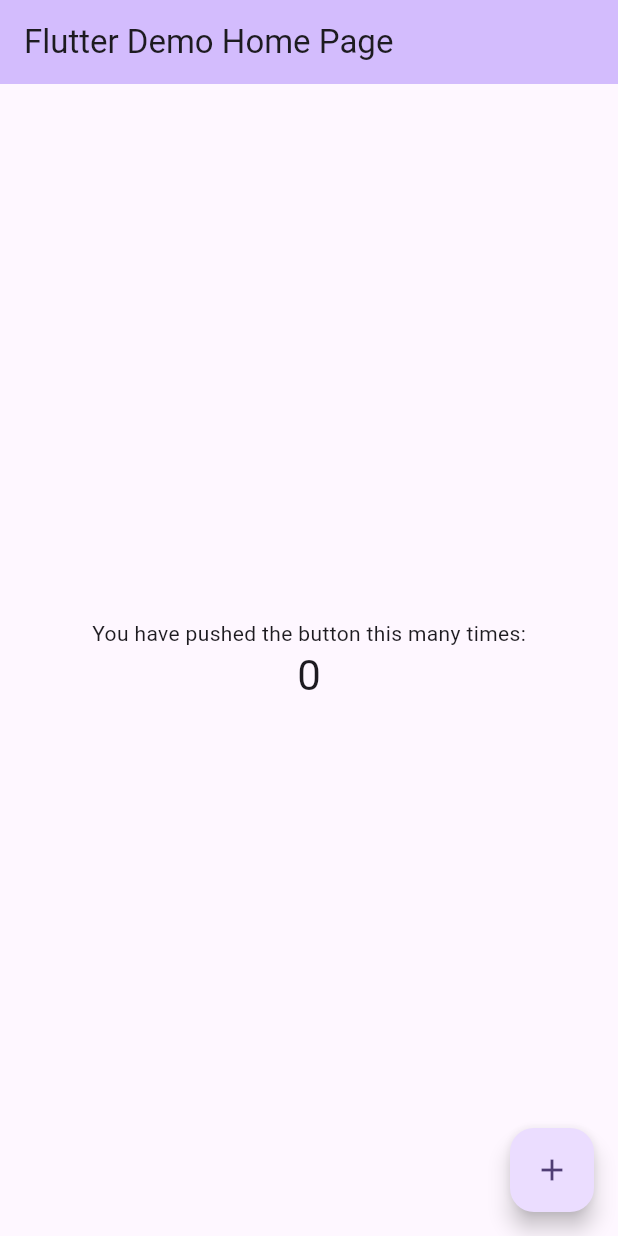
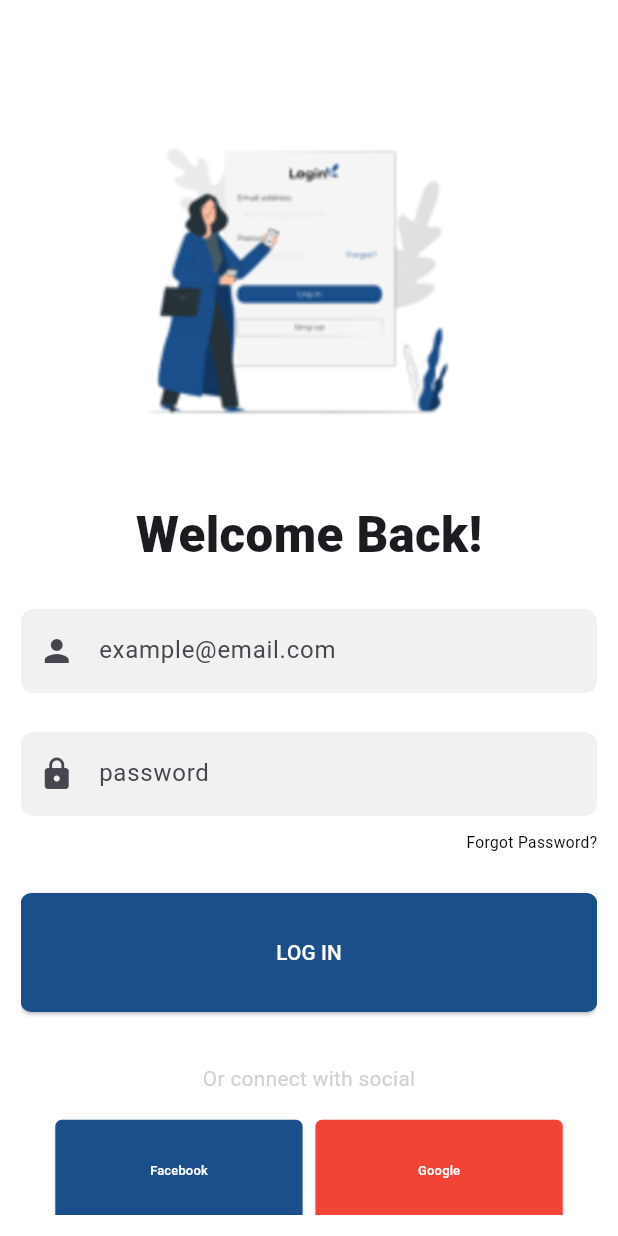
Before and after one commit to KRaviteja0302/Flutter_techies, a Flutter app: the screen it shows after launch, on a phone screen of 412 x 824 dp. Run offline on Flutter 3.47's test engine with Material 3 defaults, Android fonts, the phone set to English and light mode, and no system bars; Roboto replaces fonts that are missing (Merriweather).

Commit message:
Login Screen & Structure Format

```diff
--- /dev/null
+++ b/lib/custom_widgets_constants/custom_button_widget.dart
@@ -0,0 +1,40 @@
+import 'package:flutter/material.dart';
+
+class CustomButton extends StatelessWidget {
+  final String title;
+  final Color bgcolor;
+  final double radiussize;
+  final double width;
+  final double height;
+  final String fontfamily;
+  final double fontsize;
+  final Color textcolor;
+  final VoidCallback onClicked;
+  CustomButton(
+      {super.key,
+      required this.title,
+      required this.bgcolor,
+      required this.radiussize,
+      required this.width,
+      required this.height,
+      required this.fontfamily,
+      required this.fontsize,
+      required this.textcolor,
+      required this.onClicked});
+
+  @override
+  Widget build(BuildContext context) {
+    return ElevatedButton(
+        style: ElevatedButton.styleFrom(
+            backgroundColor: bgcolor,
+            shape: RoundedRectangleBorder(
+                borderRadius: BorderRadius.all(Radius.circular(radiussize))),
+            minimumSize: Size(width, height)),
+        onPressed: onClicked,
+        child: Text(
+          title,
+          style: TextStyle(
+              fontFamily: fontfamily, fontSize: fontsize, color: textcolor),
+        ));
+  }
+}
--- /dev/null
+++ b/lib/custom_widgets_constants/custom_password_textfeild_widget.dart
@@ -0,0 +1,45 @@
+import 'package:flutter/material.dart';
+
+import '../utility/color_constants.dart';
+import '../utility/size_constants.dart';
+
+class CustomPasswordTextFeild extends StatelessWidget {
+  final TextEditingController passwordController;
+  final Widget prefixICon;
+  final Widget suffixICon;
+  final String text;
+  final String? errorText;
+  final void Function(String)? onChanged;
+  final bool isPass;
+  final TextInputType? inputType;
+
+  const CustomPasswordTextFeild(
+      {super.key,
+      required this.passwordController,
+      required this.text,
+      required this.prefixICon,
+      required this.suffixICon,
+      this.onChanged,
+      this.errorText,
+      required this.isPass,
+      this.inputType});
+
+  @override
+  Widget build(BuildContext context) {
+    return TextField(
+      controller: passwordController,
+      onChanged: onChanged,
+      decoration: InputDecoration(
+          focusColor: ColorConstants.colorTextFeild,
+          fillColor: ColorConstants.colorTextFeildbg,
+          hoverColor: ColorConstants.colorTextFeild,
+          hintText: text,
+          labelText: text,
+          prefixIcon: prefixICon,
+          suffixIcon: suffixICon,
+          border: OutlineInputBorder(
+              borderRadius:
+                  BorderRadius.all(Radius.circular(SizeConstants.s10)))),
+    );
+  }
+}
--- /dev/null
+++ b/lib/custom_widgets_constants/custom_textfeild_widget.dart
@@ -0,0 +1,53 @@
+import 'package:flutter/material.dart';
+
+import '../utility/color_constants.dart';
+import '../utility/size_constants.dart';
+
+class CustomTextFeild extends StatelessWidget {
+  final TextEditingController eamilcontroller;
+  final Widget prefixICon;
+  final String text;
+  final String? errorText;
+  final void Function(String)? onChanged;
+  final bool isPass;
+  final TextInputType? inputType;
+
+  const CustomTextFeild({
+    super.key,
+    required this.eamilcontroller,
+    required this.text,
+    required this.prefixICon,
+    this.errorText,
+    this.onChanged,
+    required this.isPass,
+    this.inputType,
+  });
+
+  @override
+  Widget build(BuildContext context) {
+    return TextField(
+      controller: eamilcontroller,
+      obscureText: isPass,
+      onChanged: onChanged,
+      keyboardType: inputType,
+      decoration: InputDecoration(
+          focusColor: ColorConstants.colorTextFeild,
+          fillColor: ColorConstants.colorTextFeildbg,
+          filled: true,
+          hoverColor: ColorConstants.colorTextFeild,
+          hintText: text,
+          labelText: text,
+          errorText: errorText,
+          prefixIcon: prefixICon,
+          border: OutlineInputBorder(
+              borderSide: BorderSide.none,
+              borderRadius: BorderRadius.circular(SizeConstants.s10)),
+          errorBorder: OutlineInputBorder(
+              borderSide: const BorderSide(color: Colors.red, width: 2),
+              borderRadius: BorderRadius.circular(8)),
+          focusedErrorBorder: OutlineInputBorder(
+              borderSide: const BorderSide(color: Colors.red, width: 2),
+              borderRadius: BorderRadius.circular(8))),
+    );
+  }
+}
--- /dev/null
+++ b/lib/custom_widgets_constants/custom_textstyle.dart
@@ -0,0 +1,30 @@
+import 'package:flutter/material.dart';
+
+class CustomTextStyle extends StatelessWidget {
+  final String text;
+  final double fontSize;
+  // final FontWeight fontWeight;
+  final Color textColor;
+  final String fontFamily;
+  final VoidCallback onClicked;
+
+  const CustomTextStyle(
+      {super.key,
+      required this.text,
+      required this.fontSize,
+      required this.textColor,
+      required this.fontFamily,
+      required this.onClicked});
+
+  @override
+  Widget build(BuildContext context) {
+    return GestureDetector(
+      onTap: onClicked,
+      child: Text(
+        text,
+        style: TextStyle(
+            fontFamily: fontFamily, fontSize: fontSize, color: textColor),
+      ),
+    );
+  }
+}
--- /dev/null
+++ b/lib/extensions/string_ext.dart
@@ -0,0 +1,9 @@
+extension StringExt on String {
+  bool get isValidEmail =>
+      RegExp(r"^[a-zA-Z0-9.]+@[a-zA-Z0-9]+\.[a-zA-Z]+").hasMatch(this);
+
+  bool get isValidPassword =>
+      RegExp(r'[a-zA-Z0-9!@#$%^&*()]{8}').hasMatch(this);
+      // RegExp(r'^(?=.?[A-Z])(?=.?[a-z])(?=.?[0-9])(?=.?[!@#\$&*~]).{8,}$')
+      //     .hasMatch(this);
+}
--- a/lib/main.dart
+++ b/lib/main.dart
@@ -1,125 +1,26 @@
 import 'package:flutter/material.dart';
 
+import 'modules/login_screen_module/login_screen.dart';
+import 'utility/size_constants.dart';
+
 void main() {
-  runApp(const MyApp());
+  runApp(const MyScreens());
 }
 
-class MyApp extends StatelessWidget {
-  const MyApp({super.key});
+class MyScreens extends StatefulWidget {
+  const MyScreens({super.key});
 
-  // This widget is the root of your application.
+  @override
+  State<MyScreens> createState() => _MyScreensState();
+}
+
+class _MyScreensState extends State<MyScreens> {
   @override
   Widget build(BuildContext context) {
-    return MaterialApp(
-      title: 'Flutter Demo',
-      theme: ThemeData(
-        // This is the theme of your application.
-        //
-        // TRY THIS: Try running your application with "flutter run". You'll see
-        // the application has a purple toolbar. Then, without quitting the app,
-        // try changing the seedColor in the colorScheme below to Colors.green
-        // and then invoke "hot reload" (save your changes or press the "hot
-        // reload" button in a Flutter-supported IDE, or press "r" if you used
-        // the command line to start the app).
-        //
-        // Notice that the counter didn't reset back to zero; the application
-        // state is not lost during the reload. To reset the state, use hot
-        // restart instead.
-        //
-        // This works for code too, not just values: Most code changes can be
-        // tested with just a hot reload.
-        colorScheme: ColorScheme.fromSeed(seedColor: Colors.deepPurple),
-        useMaterial3: true,
-      ),
-      home: const MyHomePage(title: 'Flutter Demo Home Page'),
+    SizeConstants(context);
+    return const MaterialApp(
+      debugShowCheckedModeBanner: false,
+      home: LoginPage(),
     );
   }
 }
-
-class MyHomePage extends StatefulWidget {
-  const MyHomePage({super.key, required this.title});
-
-  // This widget is the home page of your application. It is stateful, meaning
-  // that it has a State object (defined below) that contains fields that affect
-  // how it looks.
-
-  // This class is the configuration for the state. It holds the values (in this
-  // case the title) provided by the parent (in this case the App widget) and
-  // used by the build method of the State. Fields in a Widget subclass are
-  // always marked "final".
-
-  final String title;
-
-  @override
-  State<MyHomePage> createState() => _MyHomePageState();
-}
-
-class _MyHomePageState extends State<MyHomePage> {
-  int _counter = 0;
-
-  void _incrementCounter() {
-    setState(() {
-      // This call to setState tells the Flutter framework that something has
-      // changed in this State, which causes it to rerun the build method below
-      // so that the display can reflect the updated values. If we changed
-      // _counter without calling setState(), then the build method would not be
-      // called again, and so nothing would appear to happen.
-      _counter++;
-    });
-  }
-
-  @override
-  Widget build(BuildContext context) {
-    // This method is rerun every time setState is called, for instance as done
-    // by the _incrementCounter method above.
-    //
-    // The Flutter framework has been optimized to make rerunning build methods
-    // fast, so that you can just rebuild anything that needs updating rather
-    // than having to individually change instances of widgets.
-    return Scaffold(
-      appBar: AppBar(
-        // TRY THIS: Try changing the color here to a specific color (to
-        // Colors.amber, perhaps?) and trigger a hot reload to see the AppBar
-        // change color while the other colors stay the same.
-        backgroundColor: Theme.of(context).colorScheme.inversePrimary,
-        // Here we take the value from the MyHomePage object that was created by
-        // the App.build method, and use it to set our appbar title.
-        title: Text(widget.title),
-      ),
-      body: Center(
-        // Center is a layout widget. It takes a single child and positions it
-        // in the middle of the parent.
-        child: Column(
-          // Column is also a layout widget. It takes a list of children and
-          // arranges them vertically. By default, it sizes itself to fit its
-          // children horizontally, and tries to be as tall as its parent.
-          //
-          // Column has various properties to control how it sizes itself and
-          // how it positions its children. Here we use mainAxisAlignment to
-          // center the children vertically; the main axis here is the vertical
-          // axis because Columns are vertical (the cross axis would be
-          // horizontal).
-          //
-          // TRY THIS: Invoke "debug painting" (choose the "Toggle Debug Paint"
-          // action in the IDE, or press "p" in the console), to see the
-          // wireframe for each widget.
-          mainAxisAlignment: MainAxisAlignment.center,
-          children: <Widget>[
-            const Text(
-              'You have pushed the button this many times:',
-            ),
-            Text(
-              '$_counter',
-              style: Theme.of(context).textTheme.headlineMedium,
-            ),
-          ],
-        ),
-      ),
-      floatingActionButton: FloatingActionButton(
-        onPressed: _incrementCounter,
-        tooltip: 'Increment',
-        child: const Icon(Icons.add),
-      ), // This trailing comma makes auto-formatting nicer for build methods.
-    );
-  }
-}
--- /dev/null
+++ b/lib/model/error_value.dart
@@ -0,0 +1,6 @@
+class ErrorValueModel {
+  String? value;
+  String? error;
+
+  ErrorValueModel(this.value, this.error);
+}
--- /dev/null
+++ b/lib/model/validationmodel.dart
@@ -0,0 +1,36 @@
+import 'package:flutter/material.dart';
+import 'package:mechanic_on_wheels/extensions/string_ext.dart';
+
+
+import '../modules/signup_screen_module/signup_screen.dart';
+import 'error_value.dart';
+
+class ValidationModel {
+  ErrorValueModel email = ErrorValueModel(null, null);
+  ErrorValueModel password = ErrorValueModel(null, null);
+
+  bool get isValid => email.value != null && password.value != null;
+
+  validateEmail(String value) {
+    if (value.isValidEmail) {
+      email = ErrorValueModel(value, null);
+    } else {
+      email = ErrorValueModel(null, "Please Enter a valid email");
+    }
+  }
+
+  validatePassword(String value) {
+    if (value.isValidPassword) {
+      password = ErrorValueModel(value, null);
+    } else {
+      password = ErrorValueModel(null,
+          "Password must be at least 8 characters with  least one letter, one number and one special character");
+    }
+  }
+
+  login(context) {
+    Navigator.of(context).pushAndRemoveUntil(
+        MaterialPageRoute(builder: (context) => SignUpScreen()),
+        (route) => false);
+  }
+}
--- /dev/null
+++ b/lib/modules/login_screen_module/login_screen.dart
@@ -0,0 +1,203 @@
+import 'package:flutter/material.dart';
+
+
+import '../../custom_widgets_constants/custom_button_widget.dart';
+
+import '../../custom_widgets_constants/custom_password_textfeild_widget.dart';
+import '../../custom_widgets_constants/custom_textfeild_widget.dart';
+import '../../custom_widgets_constants/custom_textstyle.dart';
+import '../../model/validationmodel.dart';
+import '../../utility/color_constants.dart';
+import '../../utility/image_constants.dart';
+import '../../utility/size_constants.dart';
+import '../../utility/text_constants.dart';
+import '../signup_screen_module/signup_screen.dart';
+
+class LoginPage extends StatefulWidget {
+  const LoginPage({super.key});
+
+  @override
+  State<LoginPage> createState() => _LoginPageState();
+}
+
+class _LoginPageState extends State<LoginPage> {
+  final validation = ValidationModel();
+  final textfeildcontroller = TextEditingController();
+  final passwordController = TextEditingController();
+  bool hidePassowrd = true;
+  @override
+  Widget build(BuildContext context) {
+    return Scaffold(
+      backgroundColor: Colors.white,
+      body: Padding(
+        padding: EdgeInsets.all(SizeConstants.s16),
+        child: SingleChildScrollView(
+          child: Column(
+            mainAxisAlignment: MainAxisAlignment.start,
+            crossAxisAlignment: CrossAxisAlignment.center,
+            children: [
+              Container(
+                width: MediaQuery.of(context).size.width,
+                height: MediaQuery.of(context).size.height / SizeConstants.s3,
+                child: Image.asset(ImageConstants.loginImage),
+              ),
+              SizedBox(
+                height: SizeConstants.s2,
+              ),
+              Text(
+                TextConstants.welcomeback,
+                style: TextStyle(
+                    fontFamily: "Merriweather",
+                    fontSize: SizeConstants.s38,
+                    fontWeight: FontWeight.w900),
+              ),
+              SizedBox(
+                height: SizeConstants.s30,
+              ),
+              CustomTextFeild(
+                eamilcontroller: textfeildcontroller,
+                text: TextConstants.email,
+                prefixICon: Icon(Icons.person),
+                isPass: false,
+                errorText: validation.email.error,
+                onChanged: (value) {
+                  validation.validateEmail(value);
+                  setState(() {});
+                },
+              ),
+              SizedBox(
+                height: SizeConstants.s30,
+              ),
+              CustomTextFeild(
+                  eamilcontroller: passwordController,
+                  errorText: validation.password.error,
+                  onChanged: (value) {
+                    validation.validatePassword(value);
+                    setState(() {});
+                  },
+                  text: TextConstants.password,
+                  prefixICon: Icon(Icons.lock),
+                  isPass: true),
+              // CustomPasswordTextFeild(
+              //   errorText: validation.password.error,
+              //   passwordController: passwordController,
+              //   onChanged: (value) {
+              //     setState(() {
+              //       validation.validatePassword(value);
+              //     });
+              //   },
+              //   text: TextConstants.password,
+              //   prefixICon: Icon(Icons.lock),
+              //   suffixICon: IconButton(
+              //       onPressed: () {
+              //         setState(() {
+              //           hidePassowrd = !hidePassowrd;
+              //           print("$hidePassowrd");
+              //         });
+              //       },
+              //       icon: hidePassowrd
+              //           ? Icon(Icons.visibility)
+              //           : Icon(Icons.visibility_off)),
+              //   isPass: hidePassowrd,
+              // ),
+              SizedBox(
+                height: SizeConstants.s12,
+              ),
+              Row(
+                mainAxisAlignment: MainAxisAlignment.end,
+                crossAxisAlignment: CrossAxisAlignment.end,
+                children: [
+                  CustomTextStyle(
+                      text: TextConstants.forgetPassword,
+                      fontSize: SizeConstants.s12,
+                      textColor: Colors.black,
+                      fontFamily: "Merriweather",
+                      onClicked: forgetButtonClick),
+                ],
+              ),
+              SizedBox(
+                height: SizeConstants.s30,
+              ),
+              CustomButton(
+                  title: TextConstants.login,
+                  bgcolor: ColorConstants.colorPrimary,
+                  radiussize: SizeConstants.s8,
+                  width: MediaQuery.of(context).size.width,
+                  height:
+                      MediaQuery.of(context).size.height / SizeConstants.s12,
+                  fontfamily: "Merriweather",
+                  fontsize: SizeConstants.s16,
+                  textcolor: Colors.white,
+                  onClicked: loginButtonClick),
+              SizedBox(
+                height: SizeConstants.s40,
+              ),
+              CustomTextStyle(
+                text: TextConstants.orConnectwithsocial,
+                fontSize: SizeConstants.s16,
+                textColor: ColorConstants.colorOrcoonect,
+                fontFamily: "Merriweather",
+                onClicked: () {},
+              ),
+              SizedBox(
+                height: SizeConstants.s20,
+              ),
+              Row(
+                mainAxisAlignment: MainAxisAlignment.center,
+                crossAxisAlignment: CrossAxisAlignment.center,
+                children: [
+                  CustomButton(
+                      title: TextConstants.faceBook,
+                      bgcolor: ColorConstants.colorPrimary,
+                      radiussize: SizeConstants.s5,
+                      width: MediaQuery.of(context).size.width / 2.5,
+                      height: MediaQuery.of(context).size.height /
+                          SizeConstants.s14,
+                      fontfamily: "Merriweather",
+                      fontsize: SizeConstants.s10,
+                      textcolor: Colors.white,
+                      onClicked: () {}),
+                  SizedBox(
+                    width: SizeConstants.s10,
+                  ),
+                  CustomButton(
+                      title: TextConstants.google,
+                      bgcolor: ColorConstants.colorGoogleBtn,
+                      radiussize: SizeConstants.s5,
+                      width: MediaQuery.of(context).size.width / 2.5,
+                      height: MediaQuery.of(context).size.height /
+                          SizeConstants.s14,
+                      fontfamily: "Merriweather",
+                      fontsize: SizeConstants.s10,
+                      textcolor: Colors.white,
+                      onClicked: () {})
+                ],
+              )
+            ],
+          ),
+        ),
+      ),
+    );
+  }
+
+  forgetButtonClick() {
+    // Navigator.of(context).pushAndRemoveUntil(
+    //     MaterialPageRoute(builder: (context) => ForgetPassword()),
+    //     (route) => false);
+  }
+
+  loginButtonClick() {
+    validation.isValid
+        ? Navigator.of(context).pushAndRemoveUntil(
+        MaterialPageRoute(builder: (context) => SignUpScreen()),
+            (route) => false)
+    // ? () {
+    //     validation.login();
+    //     print("object");
+    //   }
+        : null;
+    // Navigator.of(context).pushAndRemoveUntil(
+    //     MaterialPageRoute(builder: (context) => ListviewData()),
+    //     (route) => false);
+  }
+}
--- /dev/null
+++ b/lib/modules/signup_screen_module/signup_screen.dart
@@ -0,0 +1,15 @@
+import 'package:flutter/cupertino.dart';
+
+class SignUpScreen extends StatefulWidget {
+  const SignUpScreen({super.key});
+
+  @override
+  State<SignUpScreen> createState() => _SignUpScreenState();
+}
+
+class _SignUpScreenState extends State<SignUpScreen> {
+  @override
+  Widget build(BuildContext context) {
+    return Placeholder();
+  }
+}
--- /dev/null
+++ b/lib/utility/color_constants.dart
@@ -0,0 +1,13 @@
+import 'package:flutter/material.dart';
+
+class ColorConstants {
+  static const colorPrimary = Color(0xFF1A4F8B);
+  static const colorTextFeildbg = Color(0xFFF1F1F1);
+  static const colorGoogleBtn = Color(0xFFF14436);
+  static const colorEmailFeild = Color(0xFF7494B7);
+  static const colorTextFeild = Color(0xFF96AECA);
+  static const colorOrcoonect = Color(0xFFD1D1D2);
+  static const sendMessageBg = Colors.grey;
+  static const receiveMessage = Colors.lightGreen;
+  static const textColor = Colors.black;
+}
--- /dev/null
+++ b/lib/utility/image_constants.dart
@@ -0,0 +1,4 @@
+class ImageConstants {
+  static const String loginImage = "assets/images/img1.png";
+  static const String forgetImage = "assets/images/img2.png";
+}
--- /dev/null
+++ b/lib/utility/size_constants.dart
@@ -0,0 +1,59 @@
+import 'package:flutter/material.dart';
+
+class SizeConstants {
+  static double width = 0.0;
+  static double height = 0.0;
+  static double s1 = 0.0;
+  static double s2 = 0.0;
+  static double s3 = 0.0;
+  static double s4 = 0.0;
+  static double s5 = 0.0;
+  static double s6 = 0.0;
+  static double s7 = 0.0;
+  static double s8 = 0.0;
+  static double s9 = 0.0;
+  static double s10 = 0.0;
+  static double s12 = 0.0;
+  static double s14 = 0.0;
+  static double s16 = 0.0;
+  static double s18 = 0.0;
+  static double s20 = 0.0;
+  static double s22 = 0.0;
+  static double s30 = 0.0;
+  static double s32 = 0.0;
+  static double s38 = 0.0;
+  static double s40 = 0.0;
+  static double s80 = 0.0;
+  static double s100 = 0.0;
+  static double s120 = 0.0;
+  static double s140 = 0.0;
+
+  SizeConstants(BuildContext context) {
+    width = MediaQuery.of(context).size.width;
+    height = MediaQuery.of(context).size.height;
+    s1 = width * 0.0021;
+    s2 = s1 * 2;
+    s3 = s1 * 3;
+    s4 = s1 * 4;
+    s5 = s1 * 5;
+    s6 = s1 * 6;
+    s7 = s1 * 7;
+    s8 = s1 * 8;
+    s9 = s1 * 9;
+    s10 = s1 * 10;
+    s12 = s1 * 12;
+    s14 = s1 * 14;
+    s16 = s1 * 16;
+    s18 = s1 * 18;
+    s20 = s1 * 20;
+    s22 = s1 * 22;
+    s30 = s1 * 30;
+    s32 = s1 * 32;
+    s38 = s1 * 38;
+    s40 = s1 * 40;
+    s80 = s1 * 80;
+    s100 = s1 * 100;
+    s120 = s1 * 120;
+    s140 = s1 * 140;
+  }
+}
--- /dev/null
+++ b/lib/utility/text_constants.dart
@@ -0,0 +1,13 @@
+class TextConstants {
+  static const String welcomeback = "Welcome Back!";
+  static const String forgetPassword = "Forgot Password?";
+  static const String login = "LOG IN";
+  static const String reset = "RESET";
+  static const String email = "example@email.com";
+  static const String password = "password";
+  static const String orConnectwithsocial = "Or connect with social";
+  static const String faceBook = "Facebook";
+  static const String google = "Google";
+  static const String alreadyhaveanaccount = "Already have an account?";
+  static const String loginhere = "Login here";
+}
```
Also changed, not shown: pubspec.yaml (+9 -10 lines), assets/font/Merriweather-Regular.ttf (added), assets/font/Roboto-Regular.ttf (added), assets/images/img1.png (added), assets/images/img2.png (added), 1 other file.
